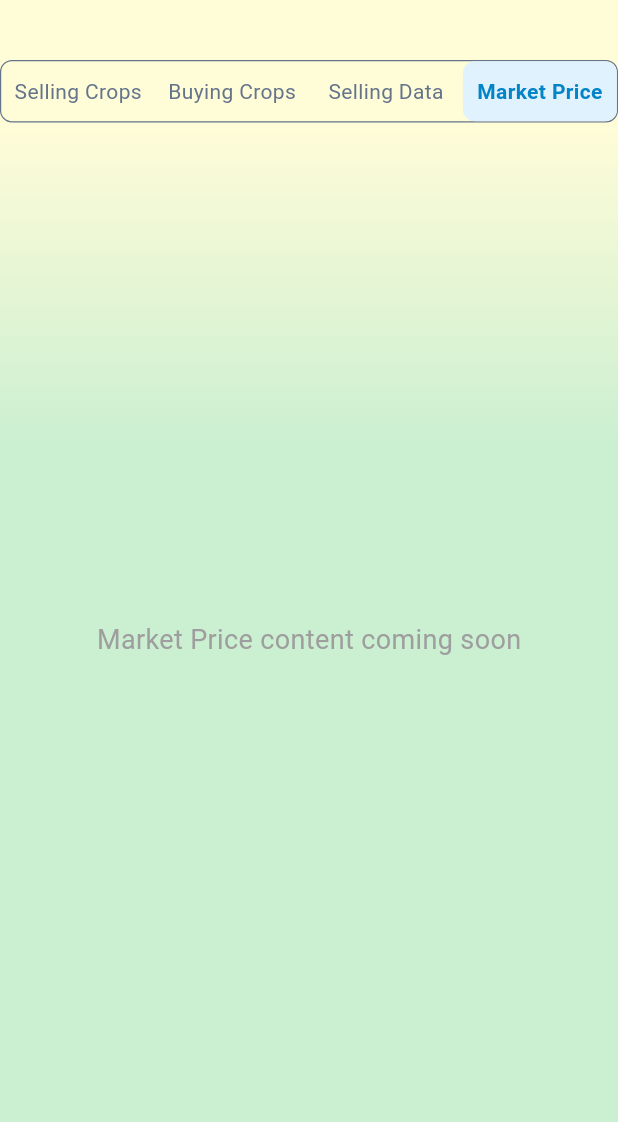
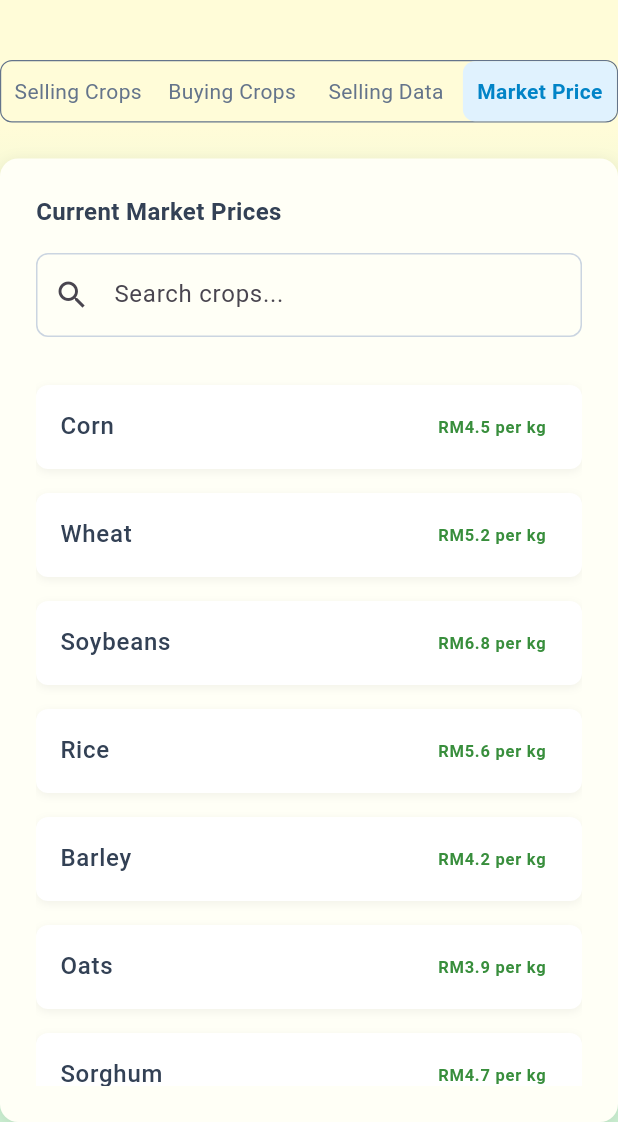
Before and after one commit to lingyuqian0301/farmplus, a Flutter app: the FarmFinancialServicesScreen screen opened directly, after a tap on "Buying Crops", after a tap on "Selling Data", after a tap on "Market Price", on a phone screen of 412 x 824 dp, the part 114-1236 px from its top. Run offline on Flutter 3.47's test engine with Material 3 defaults, Android fonts, the phone set to English and light mode, and no system bars; our stand-ins replace flutter_svg, google_fonts.

Commit message:
adding market price

```diff
--- a/lib/screens/farmer_financial_hub/buying_crop/crop_list_items.dart
+++ b/lib/screens/farmer_financial_hub/buying_crop/crop_list_items.dart
@@ -29,7 +29,7 @@ class CropListItem extends StatelessWidget {
                 ),
               ),
               Text(
-                '\$${crop.pricePerKg}/kg',
+                '\RM${crop.pricePerKg}/kg',
                 style: const TextStyle(
                   fontWeight: FontWeight.bold,
                   color: Colors.green,
--- a/lib/screens/farmer_financial_hub/selling_crop/farm_financial_services_screen.dart
+++ b/lib/screens/farmer_financial_hub/selling_crop/farm_financial_services_screen.dart
@@ -52,6 +52,18 @@ class _FarmFinancialServicesScreenState extends State<FarmFinancialServicesScree
       availableKg: 500,
       imageUrl: '',
     ),
+  ];
+
+  // Market prices list
+  final List<MarketPrice> marketPrices = [
+    MarketPrice(name: 'Corn', price: 4.5),
+    MarketPrice(name: 'Wheat', price: 5.2),
+    MarketPrice(name: 'Soybeans', price: 6.8),
+    MarketPrice(name: 'Rice', price: 5.6),
+    MarketPrice(name: 'Barley', price: 4.2),
+    MarketPrice(name: 'Oats', price: 3.9),
+    MarketPrice(name: 'Sorghum', price: 4.7),
+    MarketPrice(name: 'Millet', price: 4.1),
   ];
 
   @override
@@ -205,6 +217,103 @@ class _FarmFinancialServicesScreenState extends State<FarmFinancialServicesScree
     );
   }
 
+    Widget _buildMarketPriceContent() {
+    return Container(
+      padding: const EdgeInsets.all(24),
+      decoration: BoxDecoration(
+        color: const Color(0xFFFFFFF6),
+        borderRadius: BorderRadius.circular(12),
+        boxShadow: [
+          BoxShadow(
+            color: Colors.black.withOpacity(0.08),
+            offset: const Offset(0, 2),
+            blurRadius: 8,
+          ),
+        ],
+      ),
+      child: Column(
+        crossAxisAlignment: CrossAxisAlignment.start,
+        children: [
+          const Text(
+            'Current Market Prices',
+            style: TextStyle(
+              color: Color(0xFF334155),
+              fontSize: 16,
+              fontWeight: FontWeight.w600,
+            ),
+          ),
+          const SizedBox(height: 16),
+          TextField(
+            decoration: InputDecoration(
+              hintText: 'Search crops...',
+              prefixIcon: const Icon(Icons.search),
+              border: OutlineInputBorder(
+                borderRadius: BorderRadius.circular(8),
+                borderSide: const BorderSide(
+                  color: Color(0xFFCBD5E1),
+                  width: 1,
+                ),
+              ),
+              enabledBorder: OutlineInputBorder(
+                borderRadius: BorderRadius.circular(8),
+                borderSide: const BorderSide(
+                  color: Color(0xFFCBD5E1),
+                  width: 1,
+                ),
+              ),
+              focusedBorder: OutlineInputBorder(
+                borderRadius: BorderRadius.circular(8),
+                borderSide: const BorderSide(
+                  color: Color(0xFF34A853),
+                  width: 1.5,
+                ),
+              ),
+            ),
+          ),
+          const SizedBox(height: 24),
+          Expanded(
+            child: ListView.builder(
+              itemCount: marketPrices.length,
+              itemBuilder: (context, index) {
+                final price = marketPrices[index];
+                return Container(
+                  margin: const EdgeInsets.symmetric(vertical: 8),
+                  decoration: BoxDecoration(
+                    color: Colors.white,
+                    borderRadius: BorderRadius.circular(8),
+                    boxShadow: [
+                      BoxShadow(
+                        color: Colors.black.withOpacity(0.05),
+                        offset: const Offset(0, 2),
+                        blurRadius: 4,
+                      ),
+                    ],
+                  ),
+                  child: ListTile(
+                    title: Text(
+                      price.name,
+                      style: const TextStyle(
+                        fontWeight: FontWeight.w500,
+                        color: Color(0xFF334155),
+                      ),
+                    ),
+                    trailing: Text(
+                      '\RM${price.price} per kg',
+                      style: TextStyle(
+                        color: Colors.green[700],
+                        fontWeight: FontWeight.w600,
+                      ),
+                    ),
+                  ),
+                );
+              },
+            ),
+          ),
+        ],
+      ),
+    );
+  }
+
   @override
   Widget build(BuildContext context) {
     return Scaffold(
@@ -289,7 +398,9 @@ class _FarmFinancialServicesScreenState extends State<FarmFinancialServicesScree
                         ? _buildSellingCropsContent()
                         : _selectedTabIndex == 1
                             ? _buildBuyingCropsContent()
-                            : _buildPlaceholderContent(_tabTitles[_selectedTabIndex]),
+                            : _selectedTabIndex == 3
+                                ? _buildMarketPriceContent()
+                                : _buildPlaceholderContent(_tabTitles[_selectedTabIndex]),
                   ),
                 ],
               ),
@@ -388,3 +499,13 @@ class CustomInputField extends StatelessWidget {
     );
   }
 }
+
+class MarketPrice {
+  final String name;
+  final double price;
+
+  MarketPrice({
+    required this.name,
+    required this.price,
+  });
+}
```
Also changed, not shown: lib/screens/farmer_financial_hub/market_price/market_price_screen.dart (added, +112 -0 lines).
